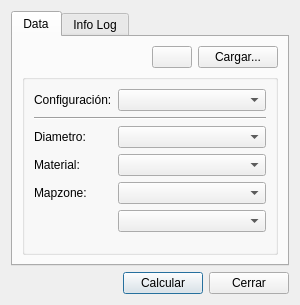
Above: core/ui/toolbars/assetmanage/priority.ui from bgeo-gis/gw_assetmanage_plugin before the change. Below: the same form after it.
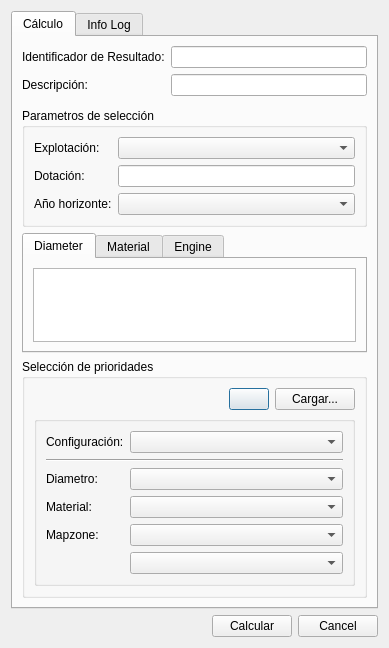
That is the form after the change.

What changed in the file:
```diff
--- a/core/ui/toolbars/assetmanage/priority.ui
+++ b/core/ui/toolbars/assetmanage/priority.ui
@@ -6,206 +6,274 @@
    <rect>
     <x>0</x>
     <y>0</y>
-    <width>300</width>
-    <height>305</height>
+    <width>389</width>
+    <height>610</height>
    </rect>
   </property>
   <property name="windowTitle">
    <string>Selección de prioridades</string>
   </property>
   <layout class="QGridLayout" name="gridLayout">
-   <item row="6" column="0">
-    <layout class="QHBoxLayout" name="horizontalLayout">
-     <item>
-      <spacer name="horizontalSpacer_2">
-       <property name="orientation">
-        <enum>Qt::Horizontal</enum>
-       </property>
-       <property name="sizeHint" stdset="0">
-        <size>
-         <width>40</width>
-         <height>20</height>
-        </size>
-       </property>
-      </spacer>
-     </item>
-     <item>
-      <widget class="QPushButton" name="btn_calc">
-       <property name="text">
-        <string>Calcular</string>
-       </property>
-      </widget>
-     </item>
-     <item>
-      <widget class="QPushButton" name="btn_cancel">
-       <property name="text">
-        <string>Cerrar</string>
-       </property>
-      </widget>
-     </item>
-    </layout>
+   <item row="5" column="1">
+    <widget class="QLabel" name="lbl_timer">
+     <property name="text">
+      <string/>
+     </property>
+    </widget>
    </item>
-   <item row="0" column="0">
+   <item row="1" column="1" colspan="4">
     <widget class="QTabWidget" name="mainTab">
      <property name="currentIndex">
       <number>0</number>
      </property>
      <widget class="QWidget" name="tab_data">
       <attribute name="title">
-       <string>Data</string>
+       <string>Cálculo</string>
       </attribute>
-      <layout class="QGridLayout" name="gridLayout_5">
-       <item row="0" column="2">
-        <widget class="QPushButton" name="btn_load">
-         <property name="sizePolicy">
-          <sizepolicy hsizetype="Minimum" vsizetype="Fixed">
-           <horstretch>0</horstretch>
-           <verstretch>0</verstretch>
-          </sizepolicy>
-         </property>
-         <property name="text">
-          <string>Cargar...</string>
-         </property>
-        </widget>
+      <layout class="QGridLayout" name="gridLayout_6">
+       <item row="2" column="0">
+        <widget class="QWidget" name="widget" native="true"/>
        </item>
-       <item row="0" column="1">
-        <widget class="QPushButton" name="btn_snapping">
-         <property name="sizePolicy">
-          <sizepolicy hsizetype="Fixed" vsizetype="Fixed">
-           <horstretch>0</horstretch>
-           <verstretch>0</verstretch>
-          </sizepolicy>
-         </property>
-         <property name="text">
-          <string/>
-         </property>
-        </widget>
-       </item>
-       <item row="1" column="0" colspan="3">
+       <item row="3" column="0">
         <widget class="QGroupBox" name="groupBox">
          <property name="title">
-          <string/>
+          <string>Parametros de selección</string>
          </property>
-         <layout class="QGridLayout" name="gridLayout_2">
-          <item row="2" column="1" colspan="2">
-           <widget class="QComboBox" name="cmb_dnom">
-            <property name="sizePolicy">
-             <sizepolicy hsizetype="Preferred" vsizetype="Fixed">
-              <horstretch>0</horstretch>
-              <verstretch>0</verstretch>
-             </sizepolicy>
+         <layout class="QGridLayout" name="gridLayout_9">
+          <item row="0" column="0">
+           <widget class="QLabel" name="lbl_expl">
+            <property name="text">
+             <string>Explotación:</string>
             </property>
            </widget>
           </item>
-          <item row="4" column="1" colspan="2">
-           <widget class="QComboBox" name="cmb_mapzone">
-            <property name="sizePolicy">
-             <sizepolicy hsizetype="Preferred" vsizetype="Fixed">
-              <horstretch>0</horstretch>
-              <verstretch>0</verstretch>
-             </sizepolicy>
-            </property>
-           </widget>
+          <item row="0" column="1">
+           <widget class="QComboBox" name="cmb_expl"/>
           </item>
-          <item row="5" column="1" colspan="2">
-           <widget class="QComboBox" name="cmb_child"/>
-          </item>
-          <item row="3" column="1" colspan="2">
-           <widget class="QComboBox" name="cmb_material">
-            <property name="sizePolicy">
-             <sizepolicy hsizetype="Preferred" vsizetype="Fixed">
-              <horstretch>0</horstretch>
-              <verstretch>0</verstretch>
-             </sizepolicy>
-            </property>
-           </widget>
-          </item>
-          <item row="3" column="0">
-           <widget class="QLabel" name="lbl_material">
+          <item row="1" column="0">
+           <widget class="QLabel" name="lbl_dot">
             <property name="text">
-             <string>Material:</string>
+             <string>Dotación:</string>
             </property>
            </widget>
           </item>
+          <item row="1" column="1">
+           <widget class="QLineEdit" name="txt_dot"/>
+          </item>
           <item row="2" column="0">
-           <widget class="QLabel" name="lbl_dnom">
+           <widget class="QLabel" name="lbl_year">
             <property name="text">
-             <string>Diametro:</string>
+             <string>Año horizonte:</string>
             </property>
            </widget>
           </item>
-          <item row="4" column="0">
-           <widget class="QLabel" name="lbl_mapzone">
-            <property name="sizePolicy">
-             <sizepolicy hsizetype="Maximum" vsizetype="Preferred">
-              <horstretch>0</horstretch>
-              <verstretch>0</verstretch>
-             </sizepolicy>
-            </property>
+          <item row="2" column="1">
+           <widget class="QComboBox" name="cmb_year"/>
+          </item>
+         </layout>
+        </widget>
+       </item>
+       <item row="4" column="0">
+        <widget class="QTabWidget" name="tab_widget">
+         <property name="sizePolicy">
+          <sizepolicy hsizetype="Expanding" vsizetype="Expanding">
+           <horstretch>0</horstretch>
+           <verstretch>0</verstretch>
+          </sizepolicy>
+         </property>
+         <property name="currentIndex">
+          <number>0</number>
+         </property>
+         <widget class="QWidget" name="tab_diameter">
+          <attribute name="title">
+           <string>Diameter</string>
+          </attribute>
+          <layout class="QGridLayout" name="gridLayout_2">
+           <item row="0" column="0">
+            <widget class="QTableView" name="tbl_diameter"/>
+           </item>
+          </layout>
+         </widget>
+         <widget class="QWidget" name="tab_material">
+          <attribute name="title">
+           <string>Material</string>
+          </attribute>
+          <layout class="QGridLayout" name="gridLayout_3">
+           <item row="0" column="0">
+            <widget class="QTableView" name="tbl_material"/>
+           </item>
+          </layout>
+         </widget>
+         <widget class="QWidget" name="tab_engine">
+          <attribute name="title">
+           <string>Engine</string>
+          </attribute>
+          <layout class="QGridLayout" name="gridLayout_4">
+           <item row="0" column="0">
+            <widget class="QTableView" name="tbl_engine"/>
+           </item>
+          </layout>
+         </widget>
+        </widget>
+       </item>
+       <item row="0" column="0">
+        <layout class="QGridLayout" name="gridLayout_5">
+         <item row="1" column="1">
+          <widget class="QLineEdit" name="txt_descript">
+           <property name="sizePolicy">
+            <sizepolicy hsizetype="Expanding" vsizetype="Fixed">
+             <horstretch>0</horstretch>
+             <verstretch>0</verstretch>
+            </sizepolicy>
+           </property>
+          </widget>
+         </item>
+         <item row="1" column="0">
+          <widget class="QLabel" name="lbl_descript">
+           <property name="sizePolicy">
+            <sizepolicy hsizetype="Fixed" vsizetype="Preferred">
+             <horstretch>0</horstretch>
+             <verstretch>0</verstretch>
+            </sizepolicy>
+           </property>
+           <property name="text">
+            <string>Descripción:</string>
+           </property>
+          </widget>
+         </item>
+         <item row="0" column="1">
+          <widget class="QLineEdit" name="txt_result_id"/>
+         </item>
+         <item row="0" column="0">
+          <widget class="QLabel" name="lbl_result_id">
+           <property name="sizePolicy">
+            <sizepolicy hsizetype="Fixed" vsizetype="Fixed">
+             <horstretch>0</horstretch>
+             <verstretch>0</verstretch>
+            </sizepolicy>
+           </property>
+           <property name="text">
+            <string>Identificador de Resultado:</string>
+           </property>
+          </widget>
+         </item>
+        </layout>
+       </item>
+       <item row="5" column="0">
+        <widget class="QGroupBox" name="groupBox_2">
+         <property name="title">
+          <string>Selección de prioridades</string>
+         </property>
+         <layout class="QGridLayout" name="gridLayout_8">
+          <item row="0" column="1">
+           <widget class="QPushButton" name="btn_snapping">
             <property name="text">
-             <string>Mapzone:</string>
+             <string/>
             </property>
            </widget>
           </item>
-          <item row="6" column="0" colspan="3">
-           <spacer name="verticalSpacer">
+          <item row="0" column="0">
+           <spacer name="horizontalSpacer_2">
             <property name="orientation">
-             <enum>Qt::Vertical</enum>
+             <enum>Qt::Horizontal</enum>
             </property>
             <property name="sizeHint" stdset="0">
              <size>
-              <width>20</width>
-              <height>40</height>
+              <width>40</width>
+              <height>20</height>
              </size>
             </property>
            </spacer>
           </item>
-          <item row="0" column="1" colspan="2">
-           <widget class="QComboBox" name="cmb_result_name"/>
-          </item>
-          <item row="0" column="0">
-           <widget class="QLabel" name="lbl_result_name">
-            <property name="sizePolicy">
-             <sizepolicy hsizetype="Maximum" vsizetype="Preferred">
-              <horstretch>0</horstretch>
-              <verstretch>0</verstretch>
-             </sizepolicy>
-            </property>
+          <item row="0" column="2">
+           <widget class="QPushButton" name="btn_load">
             <property name="text">
-             <string>Configuración:</string>
+             <string>Cargar...</string>
             </property>
            </widget>
           </item>
           <item row="1" column="0" colspan="3">
-           <widget class="Line" name="line">
-            <property name="orientation">
-             <enum>Qt::Horizontal</enum>
+           <widget class="QGroupBox" name="groupBox_3">
+            <property name="title">
+             <string/>
             </property>
+            <layout class="QGridLayout" name="gridLayout_10">
+             <item row="0" column="0">
+              <widget class="QLabel" name="lbl_config_result">
+               <property name="sizePolicy">
+                <sizepolicy hsizetype="Maximum" vsizetype="Preferred">
+                 <horstretch>0</horstretch>
+                 <verstretch>0</verstretch>
+                </sizepolicy>
+               </property>
+               <property name="text">
+                <string>Configuración:</string>
+               </property>
+              </widget>
+             </item>
+             <item row="2" column="0">
+              <widget class="QLabel" name="lbl_dnom">
+               <property name="text">
+                <string>Diametro:</string>
+               </property>
+              </widget>
+             </item>
+             <item row="3" column="0">
+              <widget class="QLabel" name="lbl_material">
+               <property name="text">
+                <string>Material:</string>
+               </property>
+              </widget>
+             </item>
+             <item row="4" column="0">
+              <widget class="QLabel" name="lbl_mapzone">
+               <property name="text">
+                <string>Mapzone:</string>
+               </property>
+              </widget>
+             </item>
+             <item row="0" column="1">
+              <widget class="QComboBox" name="cmb_config_result"/>
+             </item>
+             <item row="4" column="1">
+              <widget class="QComboBox" name="cmb_mapzone"/>
+             </item>
+             <item row="2" column="1">
+              <widget class="QComboBox" name="cmb_dnom"/>
+             </item>
+             <item row="3" column="1">
+              <widget class="QComboBox" name="cmb_material"/>
+             </item>
+             <item row="5" column="1">
+              <widget class="QComboBox" name="cmb_child"/>
+             </item>
+             <item row="1" column="0" colspan="2">
+              <widget class="Line" name="line">
+               <property name="orientation">
+                <enum>Qt::Horizontal</enum>
+               </property>
+              </widget>
+             </item>
+            </layout>
            </widget>
           </item>
          </layout>
         </widget>
        </item>
-       <item row="0" column="0">
-        <spacer name="horizontalSpacer">
-         <property name="orientation">
-          <enum>Qt::Horizontal</enum>
-         </property>
-         <property name="sizeHint" stdset="0">
-          <size>
-           <width>40</width>
-           <height>20</height>
-          </size>
-         </property>
-        </spacer>
-       </item>
       </layout>
      </widget>
      <widget class="QWidget" name="tab_infolog">
       <attribute name="title">
        <string>Info Log</string>
       </attribute>
-      <layout class="QGridLayout" name="gridLayout_6">
+      <layout class="QGridLayout" name="gridLayout_7">
+       <item row="1" column="0">
+        <widget class="QProgressBar" name="progressBar">
+         <property name="value">
+          <number>0</number>
+         </property>
+        </widget>
+       </item>
        <item row="0" column="0">
         <layout class="QGridLayout" name="gridLayout_4">
          <item row="3" column="0">
@@ -241,6 +309,33 @@
      </widget>
     </widget>
    </item>
+   <item row="5" column="4">
+    <widget class="QPushButton" name="btn_cancel">
+     <property name="text">
+      <string>Cancel</string>
+     </property>
+    </widget>
+   </item>
+   <item row="5" column="3">
+    <widget class="QPushButton" name="btn_calc">
+     <property name="text">
+      <string>Calcular</string>
+     </property>
+    </widget>
+   </item>
+   <item row="5" column="2">
+    <spacer name="horizontalSpacer">
+     <property name="orientation">
+      <enum>Qt::Horizontal</enum>
+     </property>
+     <property name="sizeHint" stdset="0">
+      <size>
+       <width>40</width>
+       <height>20</height>
+      </size>
+     </property>
+    </spacer>
+   </item>
   </layout>
  </widget>
  <resources/>
```
Left out of the diff: 30 changed lines with no effect on the pictures.
